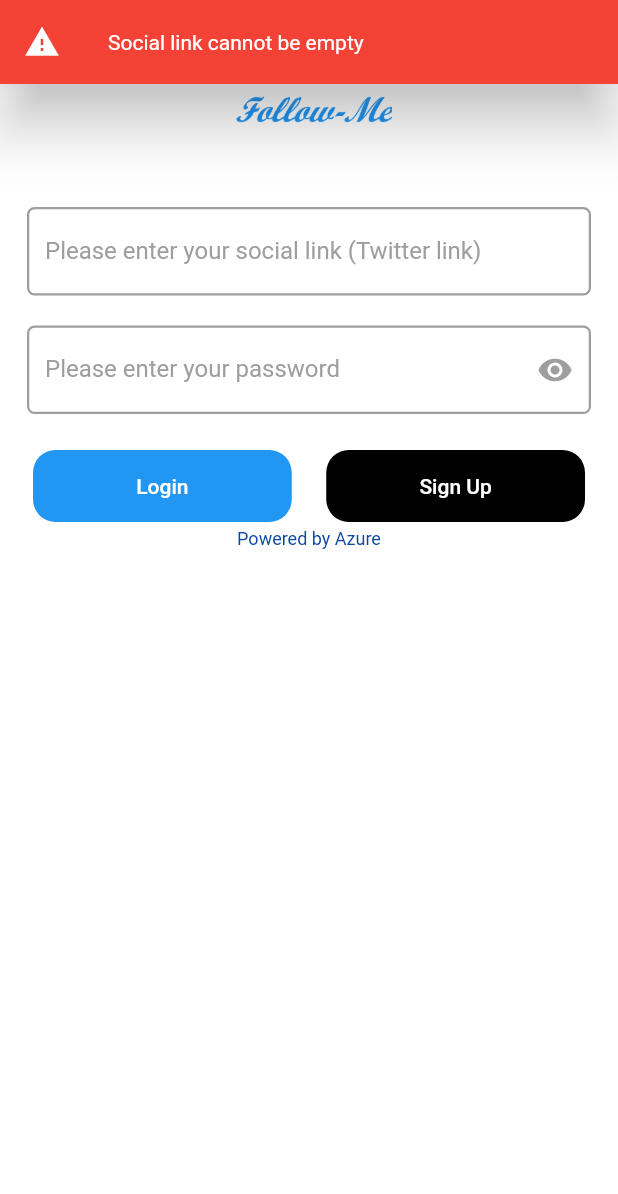
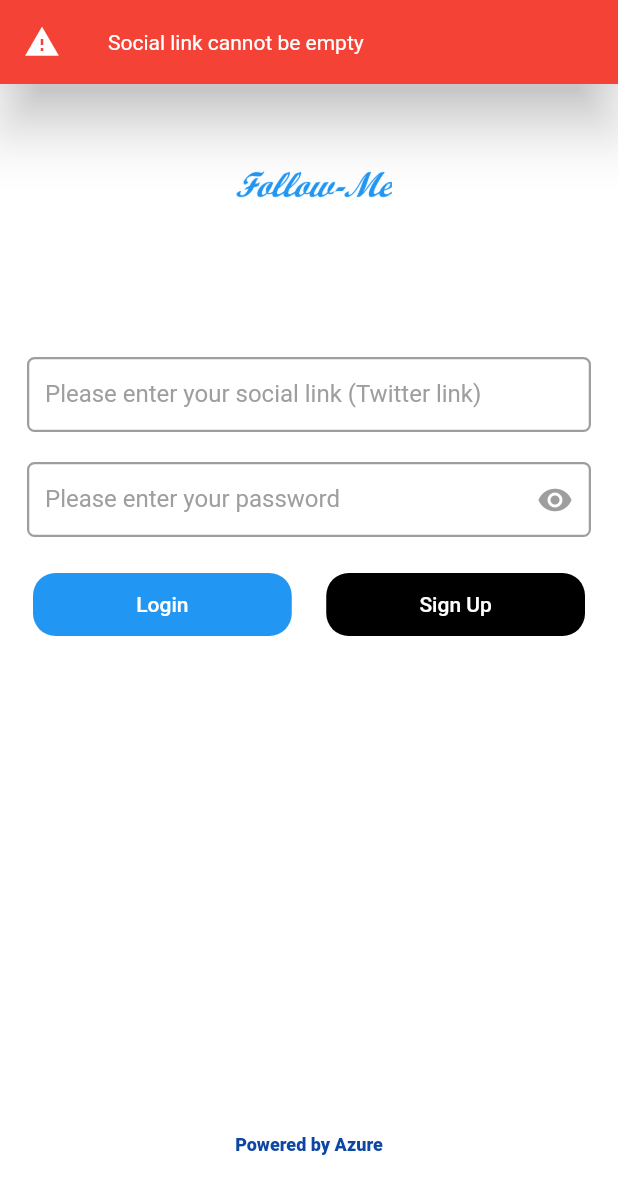
Before and after one commit to Algure/Follow-Me, a Flutter app: the screen it shows after launch, after a tap on "Sign Up", on a phone screen of 412 x 824 dp. Shown: the top 1194 px of the screen. Run offline on Flutter 3.47's test engine with Material 2 defaults, Android fonts, the phone set to English and light mode, and no system bars; drawn by our look-alikes of overlay_support; our stand-ins replace carousel_slider, connectivity, flutter_easyloading, flutter_progress_hud, pull_to_refresh, shared_preferences; network calls fail.

Commit message:
Refactored / cleaned up code.

```diff
--- a/lib/my_button.dart
+++ b/lib/custom_widgets/my_button.dart
@@ -3,21 +3,23 @@ import 'package:flutter/material.dart';
 
 class MyButton extends StatelessWidget {
   MyButton({required this.buttonColor, required this.text, required this.textColor, required this.onPressed});
+
   Color buttonColor;
+  Color textColor;
   String text;
   Function onPressed;
-  Color textColor;
+
   @override
   Widget build(BuildContext context) {
     return Container(
       width: double.maxFinite,
       margin: EdgeInsets.all(4),
       decoration: BoxDecoration(
-          color: buttonColor??Colors.blue,
+          color: buttonColor,
           borderRadius: BorderRadius.circular(15)
       ),
       child: MaterialButton(onPressed:(){onPressed.call();},
-        child: Text(text, style: TextStyle(color: textColor??Colors.white),),
+        child: Text(text, style: TextStyle(color: textColor),),
         splashColor: Colors.white,),
     );
   }
--- a/lib/main.dart
+++ b/lib/main.dart
@@ -9,7 +9,6 @@ void main() {
 }
 
 class MyApp extends StatelessWidget {
-  // This widget is the root of your application.
   @override
   Widget build(BuildContext context) {
     return OverlaySupport(
--- a/lib/screens/login_screen.dart
+++ b/lib/screens/login_screen.dart
@@ -3,13 +3,13 @@ import 'dart:convert';
 import 'package:flutter/cupertino.dart';
 import 'package:flutter/material.dart';
 import 'package:flutter_easyloading/flutter_easyloading.dart';
-import 'package:follow_me/azure.dart';
-import 'package:follow_me/constants.dart';
+import '../utilities/azure.dart';
+import '../utilities/constants.dart';
 import 'package:follow_me/data_objects/profile.dart';
-import 'package:follow_me/keys.dart';
-import 'package:follow_me/my_button.dart';
+import '../utilities/keys.dart';
+import '../custom_widgets/my_button.dart';
 import 'package:follow_me/screens/home_screen.dart';
-import 'package:follow_me/utitlity_functions.dart';
+import '../utilities/utitlity_functions.dart';
 import 'package:http/http.dart';
 import 'package:url_launcher/url_launcher.dart';
 import 'package:uuid/uuid.dart';
@@ -25,11 +25,12 @@ class _LoginScreenState extends State<LoginScreen> {
   bool selected=false;
   bool _passInFocus= false;
   String _link='';
-  Color hintColor=Colors.grey;
-  Color hintSelectedColor=Colors.blue;
   String? _iconString;
   String  _password='';
   Widget _socialIcon=SizedBox.shrink();
+
+  Color hintColor=Colors.grey;
+  Color hintSelectedColor=Colors.blue;
 
   TextEditingController? _linkController;
   TextEditingController? _passController;
@@ -43,7 +44,7 @@ class _LoginScreenState extends State<LoginScreen> {
 
   @override
   void didChangeDependencies() {
-    waitAndSetTrueAnim();
+    _waitAndSetTrueAnim();
   }
 
   @override
@@ -52,16 +53,19 @@ class _LoginScreenState extends State<LoginScreen> {
       backgroundColor: Colors.white,
       body: Padding(
         padding: const EdgeInsets.all(18.0),
-        child: SingleChildScrollView(
         child: Column(
           mainAxisAlignment: MainAxisAlignment.center,
           crossAxisAlignment: CrossAxisAlignment.center,
+          mainAxisSize: MainAxisSize.max,
+          children: [
+            SingleChildScrollView(
+              child: Column(
                 children: [
                   Hero(
                     tag: 'fologo',
                     child: AnimatedContainer(
                       width: selected ? 200.0 : 0.0,
-                  height: selected ? 100.0 : 0.0,
+                      height: selected ? 200.0 : 0.0,
                       // color: Colors.red : Colors.blue,
                       alignment:Alignment.center,
                       duration: Duration(milliseconds: 2000) ,
@@ -70,8 +74,9 @@ class _LoginScreenState extends State<LoginScreen> {
                     ),
                   ),
                   SizedBox(height: 20,),
-
-              Focus(
+                  Container(
+                    height: 50,
+                    child: Focus(
                       onFocusChange: (hasFocus) {
                         setState(() => _linkInFocus=hasFocus);
                       },
@@ -104,8 +109,11 @@ class _LoginScreenState extends State<LoginScreen> {
                           )
                       ),
                     ),
+                  ),
                   SizedBox(height: 20,),
-              Focus(
+                  Container(
+                    height: 50,
+                    child: Focus(
                       onFocusChange: (hasFocus) {
                         setState(() => _passInFocus=hasFocus);
                       },
@@ -133,15 +141,18 @@ class _LoginScreenState extends State<LoginScreen> {
                                   color:_passInFocus?hintSelectedColor:hintColor
                               ),
                               // suffixIcon: Padding(padding: EdgeInsets.all(5),child: Icon(Icons.lock)),
-                        suffixIcon: IconButton(icon: Icon(showPassword?Icons.visibility_off:Icons.visibility, color: Colors.grey,), onPressed: toggleIconVisibility,),
+                              suffixIcon: IconButton(icon: Icon(showPassword?Icons.visibility_off:Icons.visibility, color: Colors.grey,), onPressed: _toggleIconVisibility,),
                               focusedBorder: kLinedFocusedBorder,
                               enabledBorder: kLinedBorder,
                               disabledBorder: kLinedBorder
                           )
                       ),
                     ),
+                  ),
                   SizedBox(height: 20,),
-              Row(
+                  SizedBox(
+                    height: 50,
+                    child: Row(
                         children:[
 
                           Expanded(
@@ -161,21 +172,25 @@ class _LoginScreenState extends State<LoginScreen> {
                           ),
                         ]
                     ),
+                  ),
+                ],
+              ),
+            ),
            Spacer(),
-              Text('Powered by Azure', style:  TextStyle(color: Colors.blue.shade900, fontSize: 12),),
+            Container(
+               height: 30,
+                child: Text('Powered by Azure', style:  TextStyle(color: Colors.blue.shade900, fontWeight: FontWeight.w900, fontSize: 12),)),
             SizedBox(height: 20,),
 
           ],
         ),
       ),
-      ),
     );
   }
 
-  toggleIconVisibility(){
+  _toggleIconVisibility(){
+    setState(() {
       showPassword=!showPassword;
-    setState(() {
-
     });
   }
 
@@ -190,15 +205,14 @@ class _LoginScreenState extends State<LoginScreen> {
         return;
     }
     if(_iconString!=iconString){
+      setState(() {
         _iconString=iconString;
         _socialIcon=Image.asset(_iconString??'', height: 20, width: 20,);
-      setState(() {
-
       });
     }
   }
 
-  void showProgress(bool bool) {
+  void _showProgress(bool bool) {
     if(bool)EasyLoading.show(status: 'loading...');
     else EasyLoading.dismiss();
     setState(() {
@@ -207,39 +221,39 @@ class _LoginScreenState extends State<LoginScreen> {
   }
 
   _signup() async{
-    showProgress(true);
+    _showProgress(true);
     try {
       _link = _link.trim();
       while(_link.endsWith('/')){
         _link=_link.substring(0, _link.length-1);
       }
       if (_link == null || _link.isEmpty) {
-        showProgress(false);
+        _showProgress(false);
         uShowErrorNotification('Social link cannot be empty');
         return;
       } else if (!(await canLaunch(_link))) {
-        showProgress(false);
+        _showProgress(false);
         uShowErrorNotification('Invalid social link');
         return;
       } else if (_iconString == null || _iconString!.isEmpty) {
-        showProgress(false);
+        _showProgress(false);
         uShowErrorNotification(
             'Social link not recognised. Please try another !');
         return;
       }
       _password = _password.trim();
       if (_password == null || _password.isEmpty) {
-        showProgress(false);
+        _showProgress(false);
         uShowErrorNotification('Password cannot be empty');
         return;
       } else if (_password.length < 3) {
-        showProgress(false);
+        _showProgress(false);
         uShowErrorNotification('Password is too short');
         return;
       }
       Profile? tprf = await AzureSingle().fetchProfile(_link);
       if(tprf!=null && tprf.id!=null && tprf.id!.length>5){
-        showProgress(false);
+        _showProgress(false);
         uShowErrorNotification('This link is registered');
         return;
       }
@@ -258,44 +272,44 @@ class _LoginScreenState extends State<LoginScreen> {
       await uSetPrefsValue(kIdkey, mProfile.id);
       await uSetPrefsValue(kLinkKey, _link);
       await uSetPrefsValue(kPassKey, _password);
-      showProgress(false);
+      _showProgress(false);
       Navigator.pushReplacement(context, MaterialPageRoute(builder: (context) => MyHomePage(title: 'Home',)));
     }catch(e,t){
       print('error: $e, trace: $t');
       if(e.runtimeType==AuthException) uShowErrorNotification('${(e as AuthException).message}');
       else uShowErrorNotification('An error occured !');
     }
-    showProgress(false);
+    _showProgress(false);
   }
 
-  Future<String?> getId() async{
+  Future<String?> _getId() async{
     String id= (await uGetSharedPrefValue(kIdkey))??'';
-    if(id.length<5)return generateRandomId();
+    if(id.length<5)return _generateRandomId();
     return id;
   }
 
-  String generateRandomId() {
+  String _generateRandomId() {
     var uuid = Uuid();
     return 'a'+uuid.v1().replaceAll('-', '');
   }
 
   _login() async {
-    showProgress(true);
+    _showProgress(true);
     try {
       _link = _link.trim().toLowerCase();
       while(_link.endsWith('/')){
         _link=_link.substring(0, _link.length-1);
       }
       if (_link == null || _link.isEmpty) {
-        showProgress(false);
+        _showProgress(false);
         uShowErrorNotification('Social link cannot be empty');
         return;
       } else if (!(await canLaunch(_link))) {
-        showProgress(false);
+        _showProgress(false);
         uShowErrorNotification('Invalid social link');
         return;
       } else if (_iconString == null || _iconString!.isEmpty) {
-        showProgress(false);
+        _showProgress(false);
         uShowErrorNotification(
             'Social link not recognised. Please try another !');
         return;
@@ -303,11 +317,11 @@ class _LoginScreenState extends State<LoginScreen> {
 
       _password = _password.trim();
       if (_password == null || _password.isEmpty|| _password.isEmpty) {
-        showProgress(false);
+        _showProgress(false);
         uShowErrorNotification('Password cannot be empty');
         return;
       } else if (_password.length < 3) {
-        showProgress(false);
+        _showProgress(false);
         uShowErrorNotification('Password is too short');
         return;
       }
@@ -351,7 +365,7 @@ class _LoginScreenState extends State<LoginScreen> {
         await uSetPrefsValue(kIdkey, '$id');
         await uSetPrefsValue(kLinkKey, _link);
         await uSetPrefsValue(kPassKey, _password);
-        showProgress(false);
+        _showProgress(false);
         Navigator.pushReplacement(context,
             MaterialPageRoute(builder: (context) => MyHomePage(title: 'Home',)));
       }else{
@@ -364,7 +378,7 @@ class _LoginScreenState extends State<LoginScreen> {
       else if(e.toString().contains('Profile not found.'))uShowErrorNotification('Profile not found.');
       else uShowErrorNotification('An error occured');
     }
-    showProgress(false);
+    _showProgress(false);
 
   }
 
@@ -384,7 +398,7 @@ class _LoginScreenState extends State<LoginScreen> {
     return null;
   }
 
-  void waitAndSetTrueAnim() {
+  void _waitAndSetTrueAnim() {
     Future.delayed(Duration(seconds: 1),(){
      setState(() {
        selected=true;
--- a/lib/utitlity_functions.dart
+++ b/lib/utilities/utitlity_functions.dart
@@ -1,6 +1,6 @@
 import 'package:connectivity/connectivity.dart';
 import 'package:flutter/material.dart';
-import 'package:follow_me/constants.dart';
+import 'constants.dart';
 import 'package:overlay_support/overlay_support.dart';
 import 'package:shared_preferences/shared_preferences.dart';
 
@@ -24,7 +24,6 @@ void uShowErrorNotification(String text){
 void uShowOkNotification(String text){
   showSimpleNotification(
       Text(text, style: kNavTextStyle,),
-      // leading:Icon(Icons.ok, color:Colors.white),
       background: Colors.green);
 }
 
@@ -35,7 +34,7 @@ Future<void> uSetPrefsValue(String key, var value) async {
   }
   await sp.reload();
   await sp.setString(key, value.toString());
-  await sp.commit();
+  // await sp.commit();
 }
 
 Future<dynamic> uGetSharedPrefValue(String key) async {
```
Also changed, not shown: lib/custom_widgets/profile_list.dart (+2 -12 lines), lib/screens/description_screen.dart (+9 -8 lines), lib/screens/home_screen.dart (+35 -49 lines), lib/screens/profile_screen.dart (+22 -30 lines), lib/utilities/azure.dart (renamed from lib/azure.dart, +3 -25 lines), lib/utilities/constants.dart (renamed from lib/constants.dart), 2 other files. Lines whose indentation alone changed are shown as unchanged.
